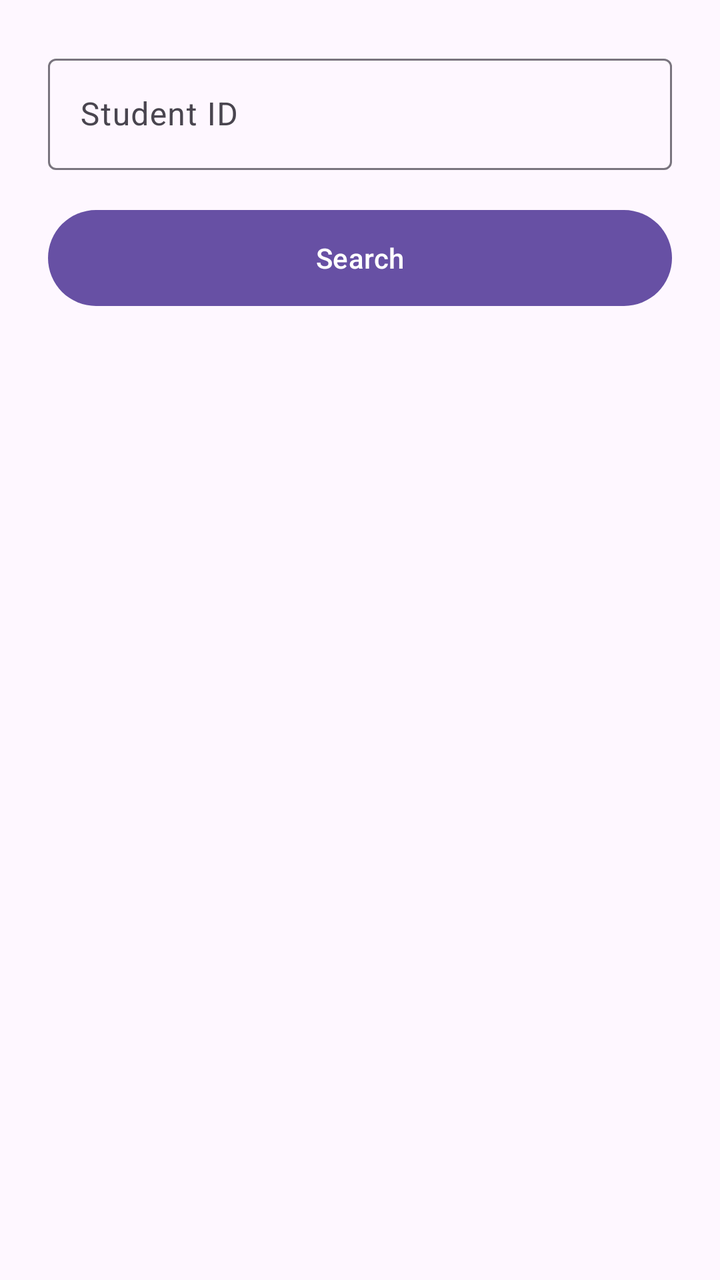
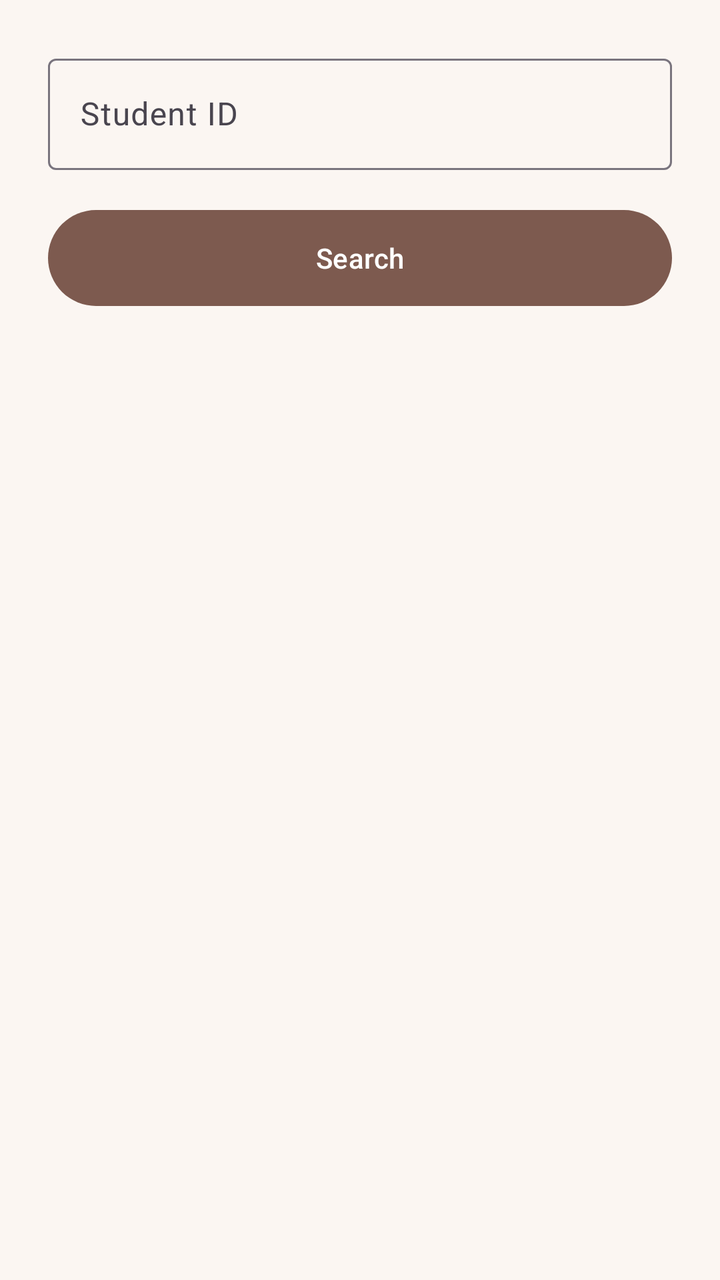

An Android layout rendered at two revisions. The XML below is the earlier revision; the diff shows what the commit changed to produce the second picture.
<!-- AndroidManifest.xml: application theme Theme.StudentApp77803 -->
<!-- res/layout/fragment_search.xml -->
<?xml version="1.0" encoding="utf-8"?>
<LinearLayout xmlns:android="http://schemas.android.com/apk/res/android"
    android:layout_width="match_parent"
    android:layout_height="match_parent"
    android:orientation="vertical"
    android:padding="24dp">

    <com.google.android.material.textfield.TextInputLayout
        android:id="@+id/layoutId"
        style="?attr/textInputOutlinedStyle"
        android:layout_width="match_parent"
        android:layout_height="wrap_content"
        android:hint="@string/label_student_id">

        <com.google.android.material.textfield.TextInputEditText
            android:id="@+id/inputId"
            android:layout_width="match_parent"
            android:layout_height="wrap_content"
            android:inputType="number" />
    </com.google.android.material.textfield.TextInputLayout>

    <com.google.android.material.button.MaterialButton
        android:id="@+id/btnSearch"
        android:layout_width="match_parent"
        android:layout_height="56dp"
        android:layout_marginTop="16dp"
        android:text="@string/btn_search" />

    <com.google.android.material.card.MaterialCardView
        android:id="@+id/cardResult"
        style="?attr/materialCardViewFilledStyle"
        android:layout_width="match_parent"
        android:layout_height="wrap_content"
        android:layout_marginTop="24dp"
        android:visibility="gone">

        <LinearLayout
            android:layout_width="match_parent"
            android:layout_height="wrap_content"
            android:orientation="vertical"
            android:padding="16dp">

            <TextView
                android:id="@+id/textName"
                android:layout_width="wrap_content"
                android:layout_height="wrap_content"
                android:textAppearance="?attr/textAppearanceTitleLarge" />

            <TextView
                android:id="@+id/textCourse"
                android:layout_width="wrap_content"
                android:layout_height="wrap_content"
                android:layout_marginTop="4dp"
                android:textAppearance="?attr/textAppearanceBodyLarge" />
        </LinearLayout>
    </com.google.android.material.card.MaterialCardView>

    <TextView
        android:id="@+id/textError"
        android:layout_width="match_parent"
        android:layout_height="wrap_content"
        android:layout_marginTop="24dp"
        android:gravity="center"
        android:textAppearance="?attr/textAppearanceBodyLarge"
        android:textColor="?attr/colorError"
        android:visibility="gone" />
</LinearLayout>
<!-- resources referenced by this layout -->
<resources>
  <string name="btn_search">Search</string>
  <string name="label_student_id">Student ID</string>
  <style name="Theme.StudentApp77803" parent="Base.Theme.StudentApp77803" />
  <style name="Base.Theme.StudentApp77803" parent="Theme.Material3.DayNight.NoActionBar">
          
          
      </style>
</resources>

<!-- the commit's change to res/layout/fragment_search.xml (unified diff, before → after) -->
@@ -1,5 +1,6 @@
 <?xml version="1.0" encoding="utf-8"?>
 <LinearLayout xmlns:android="http://schemas.android.com/apk/res/android"
+    xmlns:app="http://schemas.android.com/apk/res-auto"
     android:layout_width="match_parent"
     android:layout_height="match_parent"
     android:orientation="vertical"
@@ -32,6 +33,7 @@
         android:layout_width="match_parent"
         android:layout_height="wrap_content"
         android:layout_marginTop="24dp"
+        app:cardBackgroundColor="@color/nude_card"
         android:visibility="gone">
 
         <LinearLayout
<!-- resource entries referenced after the edit -->
@@ -1,11 +1,24 @@
 <!-- resources referenced by this layout -->
 <resources>
+  <color name="nude_card">#F1E4DA</color>
   <string name="btn_search">Search</string>
   <string name="label_student_id">Student ID</string>
   <style name="Theme.StudentApp77803" parent="Base.Theme.StudentApp77803" />
   <style name="Base.Theme.StudentApp77803" parent="Theme.Material3.DayNight.NoActionBar">
-          
-          
+          <item name="colorPrimary">@color/nude_primary</item>
+          <item name="colorOnPrimary">@color/nude_on_primary</item>
+          <item name="colorPrimaryContainer">@color/nude_primary_container</item>
+          <item name="colorOnPrimaryContainer">@color/nude_on_primary_container</item>
+          <item name="android:colorBackground">@color/nude_background</item>
+          <item name="colorOnBackground">@color/nude_on_background</item>
+          <item name="colorSurface">@color/nude_background</item>
+          <item name="colorOnSurface">@color/nude_on_background</item>
       </style>
+  <color name="nude_primary">#7D5A4F</color>
+  <color name="nude_on_primary">#FFFFFF</color>
+  <color name="nude_primary_container">#E8D5C8</color>
+  <color name="nude_on_primary_container">#3E2A22</color>
+  <color name="nude_background">#FBF6F2</color>
+  <color name="nude_on_background">#2B211D</color>
 </resources>
 
